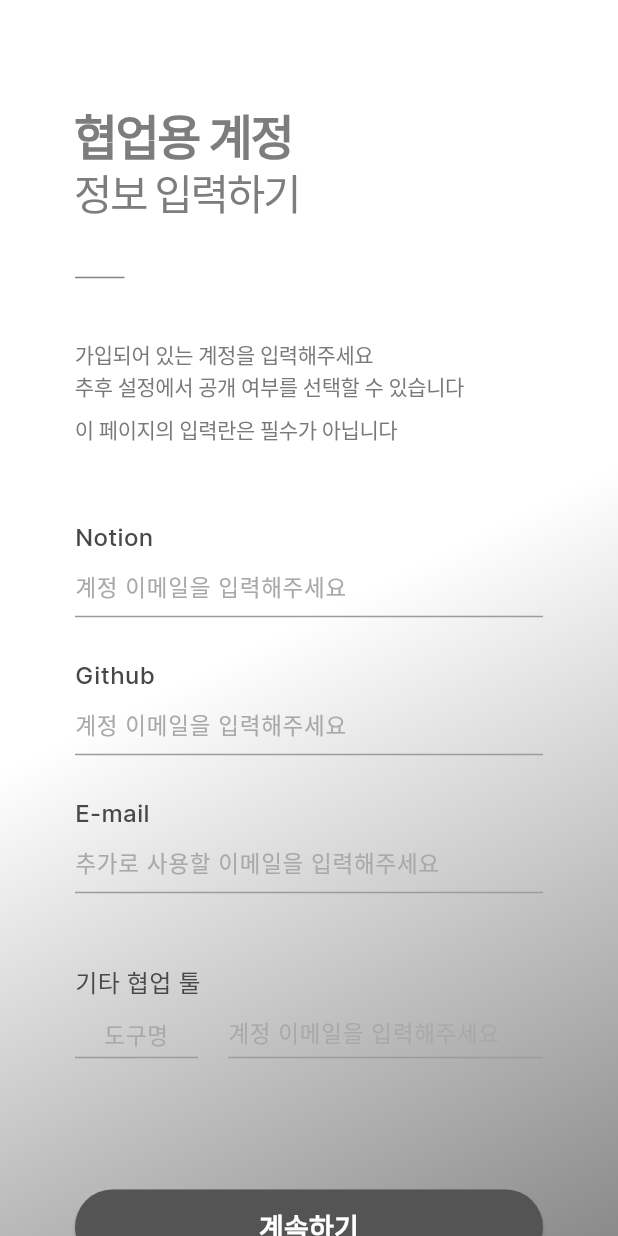
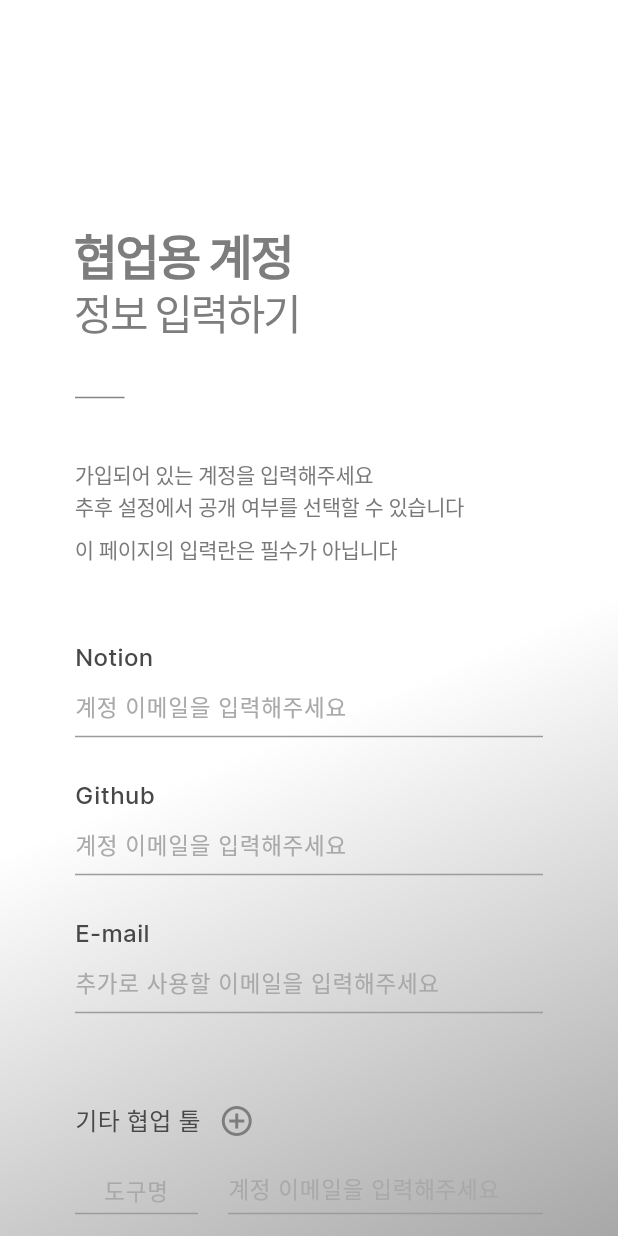
Before and after one commit to TEAMING-D/frontend, a Flutter app: the CollaborationPage screen opened directly, on a phone screen of 412 x 824 dp. Run offline on Flutter 3.47's test engine with Material 3 defaults, Android fonts, the phone set to English and light mode, and no system bars.

Commit message:
MODIFY Information Collab Scroll

```diff
--- a/teaming/lib/login/information_collab.dart
+++ b/teaming/lib/login/information_collab.dart
@@ -1,16 +1,26 @@
 import 'package:flutter/material.dart';
 
-class CollaborationPage extends StatelessWidget {
+class CollaborationPage extends StatefulWidget {
   const CollaborationPage({super.key});
+
+  @override
+  State<CollaborationPage> createState() => _CollaborationPageState();
+}
+
+class _CollaborationPageState extends State<CollaborationPage> {
+  List<Widget> additionalFields = [];
 
   @override
 Widget build(BuildContext context) {
   return Scaffold(
-      body: SingleChildScrollView(
+    body: LayoutBuilder(
+      builder: (context, constraints) {
+        return SingleChildScrollView(
+          child: ConstrainedBox(
+            constraints: BoxConstraints(minHeight: constraints.maxHeight),
             child: Container(
               padding: EdgeInsets.symmetric(horizontal: 30),
               width: MediaQuery.of(context).size.width,
-          height: MediaQuery.of(context).size.height,
               decoration: BoxDecoration(
                 gradient: LinearGradient(
                   begin: Alignment.center,
@@ -21,31 +31,32 @@ class CollaborationPage extends StatelessWidget {
                   ],
                 ),
               ),
+              child: IntrinsicHeight(
                 child: Padding(
                   padding: const EdgeInsets.symmetric(horizontal: 20),
-            child: Center(
                   child: Column(
-                mainAxisAlignment: MainAxisAlignment.center,
                     crossAxisAlignment: CrossAxisAlignment.start,
                     children: [
-                  SizedBox(
-                    height: 70,
-                  ),
+                      SizedBox(height: 150),
                       Text.rich(
-                    TextSpan(children: [
+                        TextSpan(
+                          children: [
                             TextSpan(
                               text: "협업용 계정\n",
                               style: TextStyle(
                                 fontSize: 32,
                                 fontWeight: FontWeight.bold,
-                          )),
+                              ),
+                            ),
                             TextSpan(
                               text: "정보 입력하기",
                               style: TextStyle(
                                 fontSize: 28,
                                 fontWeight: FontWeight.w400,
-                          ))
-                    ]),
+                              ),
+                            ),
+                          ],
+                        ),
                         textAlign: TextAlign.left,
                         style: TextStyle(
                           fontFamily: 'Leferi',
@@ -70,9 +81,7 @@ class CollaborationPage extends StatelessWidget {
                           letterSpacing: -0.3,
                         ),
                       ),
-                  SizedBox(
-                    height: 8,
-                  ),
+                      SizedBox(height: 8),
                       Text(
                         '이 페이지의 입력란은 필수가 아닙니다',
                         style: TextStyle(
@@ -109,9 +118,7 @@ class CollaborationPage extends StatelessWidget {
                           ),
                         ),
                       ),
-                  SizedBox(
-                    height: 3,
-                  ),
+                      SizedBox(height: 3),
                       Divider(color: Color(0xFF9C9C9C), thickness: 1),
                       SizedBox(height: 20),
                       Text(
@@ -170,6 +177,8 @@ class CollaborationPage extends StatelessWidget {
                       SizedBox(height: 3),
                       Divider(color: Color(0xFF9C9C9C), thickness: 1),
                       SizedBox(height: 40),
+                      Row(
+                        children: [
                           Text(
                             '기타 협업 툴',
                             style: TextStyle(
@@ -179,6 +188,15 @@ class CollaborationPage extends StatelessWidget {
                               color: Color(0xFF484848),
                             ),
                           ),
+                          IconButton(
+                            icon: Icon(Icons.add_circle_outline,
+                                color: Color(0xFF7D7D7D)),
+                            onPressed: addFields,
+                          ),
+                        ],
+                      ),
+                      Column(
+                        children: [
                           Row(
                             children: [
                               SizedBox(
@@ -188,14 +206,14 @@ class CollaborationPage extends StatelessWidget {
                                     SizedBox(
                                       height: 30,
                                       child: TextField(
-                                style:
-                                    TextStyle(fontSize: 15, color: Colors.black),
+                                        style: TextStyle(
+                                            fontSize: 15, color: Colors.black),
                                         textAlign: TextAlign.center,
                                         decoration: InputDecoration(
                                           hintText: '도구명',
                                           border: InputBorder.none,
-                                  contentPadding:
-                                      EdgeInsets.symmetric(vertical: 5),
+                                          contentPadding: EdgeInsets.symmetric(
+                                              vertical: 5),
                                           hintStyle: TextStyle(
                                               fontFamily: 'Inter',
                                               fontWeight: FontWeight.w400,
@@ -204,7 +222,8 @@ class CollaborationPage extends StatelessWidget {
                                         ),
                                       ),
                                     ),
-                            Divider(color: Color(0xFF9C9C9C), thickness: 1),
+                                    Divider(
+                                        color: Color(0xFF9C9C9C), thickness: 1),
                                   ],
                                 ),
                               ),
@@ -215,13 +234,13 @@ class CollaborationPage extends StatelessWidget {
                                     SizedBox(
                                       height: 30,
                                       child: TextField(
-                                style:
-                                    TextStyle(fontSize: 15, color: Colors.black),
+                                        style: TextStyle(
+                                            fontSize: 15, color: Colors.black),
                                         decoration: InputDecoration(
                                           hintText: '계정 이메일을 입력해주세요',
                                           border: InputBorder.none,
-                                  contentPadding:
-                                      EdgeInsets.symmetric(vertical: 5),
+                                          contentPadding: EdgeInsets.symmetric(
+                                              vertical: 5),
                                           hintStyle: TextStyle(
                                               fontFamily: 'Inter',
                                               fontWeight: FontWeight.w400,
@@ -230,13 +249,19 @@ class CollaborationPage extends StatelessWidget {
                                         ),
                                       ),
                                     ),
-                            Divider(color: Color(0xFF9C9C9C), thickness: 1),
+                                    Divider(
+                                        color: Color(0xFF9C9C9C), thickness: 1),
                                   ],
                                 ),
                               ),
                             ],
                           ),
-                  SizedBox(height: 80),
+                          Column(
+                            children: additionalFields,
+                          ),
+                        ],
+                      ),
+                      SizedBox(height: 50),
                       ElevatedButton(
                         onPressed: () {
                           // 다음 정보 입력란 페이지로 전환
@@ -258,6 +283,7 @@ class CollaborationPage extends StatelessWidget {
                           ),
                         ),
                       ),
+                      SizedBox(height: 50,)
                     ],
                   ),
                 ),
@@ -265,5 +291,75 @@ class CollaborationPage extends StatelessWidget {
             ),
           ),
         );
+      },
+    ),
+  );
+}
+
+
+  void addFields() {
+    if (additionalFields.length < 4) {
+      setState(() {
+        additionalFields.add(
+          Padding(
+            padding: const EdgeInsets.only(top: 10),
+            child: Row(
+              children: [
+                SizedBox(
+                  width: 82,
+                  child: Column(
+                    children: [
+                      SizedBox(
+                        height: 30,
+                        child: TextField(
+                          style: TextStyle(fontSize: 15, color: Colors.black),
+                          textAlign: TextAlign.center,
+                          decoration: InputDecoration(
+                            hintText: '도구명',
+                            border: InputBorder.none,
+                            contentPadding: EdgeInsets.symmetric(vertical: 5),
+                            hintStyle: TextStyle(
+                                fontFamily: 'Inter',
+                                fontWeight: FontWeight.w400,
+                                fontSize: 15,
+                                color: Color(0xFFA9A9A9)),
+                          ),
+                        ),
+                      ),
+                      Divider(color: Color(0xFF9C9C9C), thickness: 1),
+                    ],
+                  ),
+                ),
+                SizedBox(width: 20),
+                Expanded(
+                  child: Column(
+                    children: [
+                      SizedBox(
+                        height: 30,
+                        child: TextField(
+                          style: TextStyle(fontSize: 15, color: Colors.black),
+                          decoration: InputDecoration(
+                            hintText: '계정 이메일을 입력해주세요',
+                            border: InputBorder.none,
+                            contentPadding:
+                                EdgeInsets.symmetric(vertical: 5),
+                            hintStyle: TextStyle(
+                                fontFamily: 'Inter',
+                                fontWeight: FontWeight.w400,
+                                fontSize: 15,
+                                color: Color(0xFFA9A9A9)),
+                          ),
+                        ),
+                      ),
+                      Divider(color: Color(0xFF9C9C9C), thickness: 1),
+                    ],
+                  ),
+                ),
+              ],
+            ),
+          ),
+        );
+      });
     }
   }
+}
```
Lines whose indentation alone changed are shown as unchanged.
